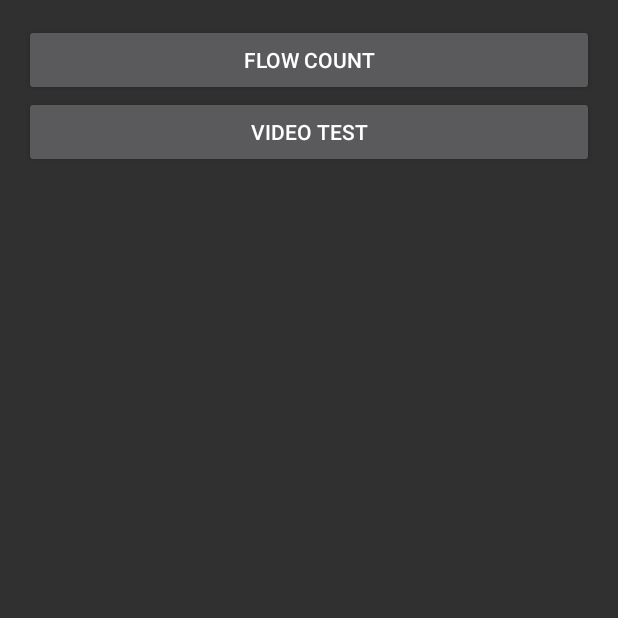
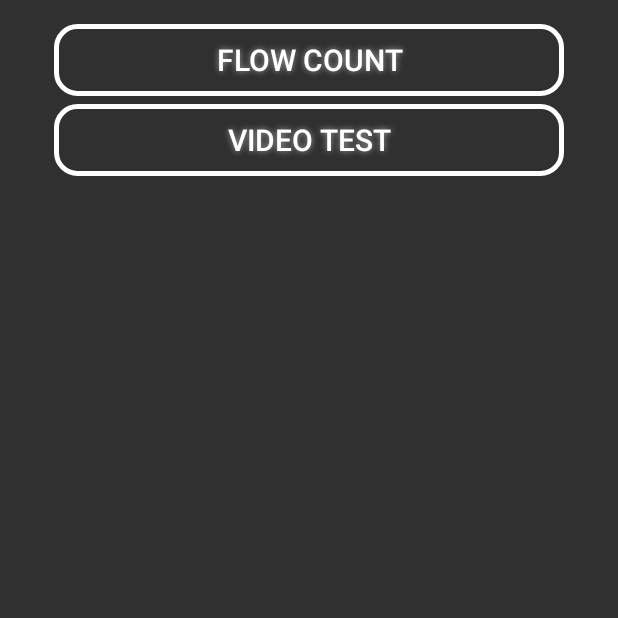
Before and after one commit to thoriqsalafi/PhoneScopeV2, an Android app: the processing screen opened directly, with no data from a screen before it, on a phone screen of 412 x 824 dp, the top half of it. Run offline under Robolectric (Android 15) with nearby library versions, the phone set to English and light mode, and no system bars; libraries missing offline, so code that uses them is left out: org.opencv.android; 2 statements that could not run were skipped.

Commit message:
changing the button

```diff
--- a/app/src/main/res/layout/activity_processing.xml
+++ b/app/src/main/res/layout/activity_processing.xml
@@ -22,6 +22,16 @@
             android:text="flow count"
             android:id="@+id/flowcount_button"
             android:onClick="flowCount"
+            android:textSize="20sp"
+            android:textColor="#FFFFFF"
+            android:background="@drawable/buttonshape"
+            android:shadowColor="#A8A8A8"
+            android:shadowDx="0"
+            android:shadowDy="0"
+            android:shadowRadius="5"
+            android:layout_marginBottom="5dp"
+            android:layout_marginLeft="20dp"
+            android:layout_marginRight="20dp"
             />
 
         <Button
@@ -30,7 +40,16 @@
             android:layout_gravity="center_horizontal"
             android:text="video test"
             android:id="@+id/video_button"
-            android:onClick="videoTest"
+            android:textSize="20sp"
+            android:textColor="#FFFFFF"
+            android:background="@drawable/buttonshape"
+            android:shadowColor="#A8A8A8"
+            android:shadowDx="0"
+            android:shadowDy="0"
+            android:shadowRadius="5"
+            android:layout_marginBottom="5dp"
+            android:layout_marginLeft="20dp"
+            android:layout_marginRight="20dp"
             />
     </LinearLayout>
 
```
Also changed, not shown: app/src/main/res/layout/activity_capturecamera.xml (+8 -2 lines), app/src/main/res/layout/activity_capturevideo.xml (+16 -2 lines), app/src/main/res/layout/activity_device_list.xml (+7 -1 lines), app/src/main/ic_launcher-web.png, app/src/main/res/drawable/bluetoothpic.png (added), app/src/main/res/mipmap-hdpi/ic_launcher.png, app/src/main/res/mipmap-mdpi/ic_launcher.png, app/src/main/res/mipmap-xhdpi/ic_launcher.png, app/src/main/res/mipmap-xxhdpi/ic_launcher.png, app/src/main/res/mipmap-xxxhdpi/ic_launcher.png.
